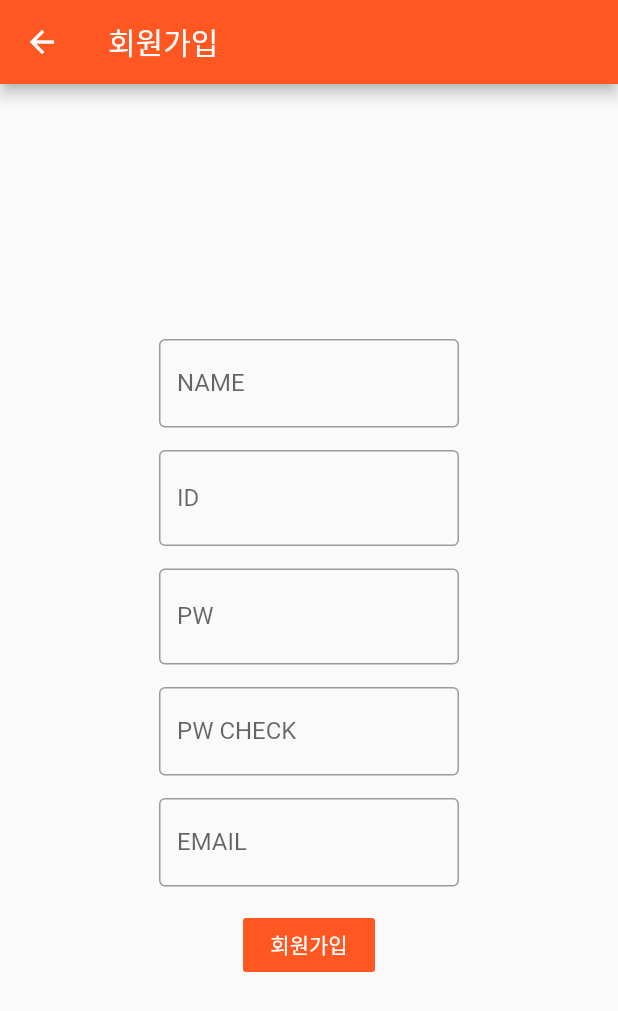
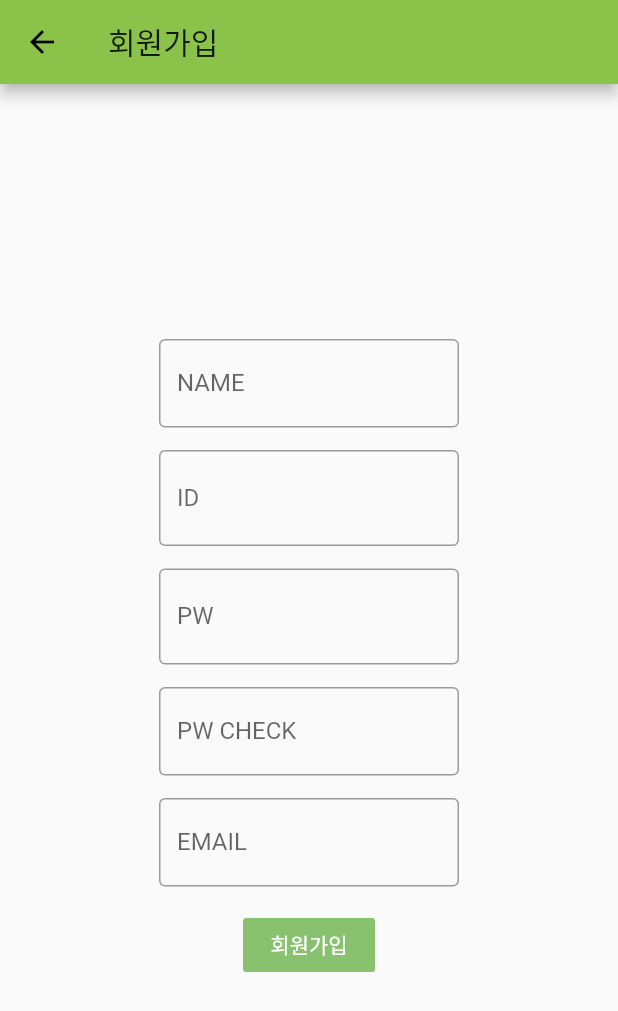
Before and after one commit to nhkiiim/jupgging, a Flutter app: the screen it shows after launch, after a tap on "회원가입", on a phone screen of 412 x 824 dp. Shown: the top 1011 px of the screen. Run offline on Flutter 3.47's test engine with Material 2 defaults, Android fonts, the phone set to English and light mode, and no system bars; our stand-ins replace firebase_database, firebase_storage, google_maps_flutter, image_picker, location, screenshot; accounts and stored records are empty.

Commit message:
Change UI color

```diff
--- a/lib/boardPage/personalBoard.dart
+++ b/lib/boardPage/personalBoard.dart
@@ -68,7 +68,7 @@ class _PersonalBoard extends State<PersonalBoard> {
       body: Container(
         child: Column(children: [
           Container(
-            color: Colors.deepOrange,
+            color: const Color(0xFF88C26F),
             width: MediaQuery.of(context).size.width,
             height: 200,
             child: Column(
@@ -127,10 +127,10 @@ class _PersonalBoard extends State<PersonalBoard> {
                       children: <Widget>[
                         Icon(
                           Icons.settings,
-                          color: Colors.deepOrange,
+                          color: const Color(0xFF88C26F)
                         ),
                         Text('  setting',
-                            style: TextStyle(color: Colors.deepOrange))
+                            style: TextStyle(color: const Color(0xFF6DAC56)))
                       ],
                       mainAxisAlignment: MainAxisAlignment.center,
                     ),
--- a/lib/boardPage/publicBoard.dart
+++ b/lib/boardPage/publicBoard.dart
@@ -19,7 +19,7 @@ class _PublicBoard extends State<PublicBoard>{
            Padding(
              padding: const EdgeInsets.fromLTRB(0,25,0,0),
              child: Container(
-               color:Colors.deepOrange,
+               color:const Color(0xFF88C26F),
                height:50,
                child: Row(
                    children: [
--- a/lib/components/intro.dart
+++ b/lib/components/intro.dart
@@ -39,7 +39,7 @@ class _IntroPage extends State<IntroPage> {
                   style: TextStyle(
                       fontFamily: 'Pacifico',
                       fontSize: 40,
-                      color: Colors.deepOrange)),
+                      color: const Color(0xFF88C26F))),
             ],
           ),
         ),
--- a/lib/main.dart
+++ b/lib/main.dart
@@ -35,7 +35,7 @@ class MyApp extends StatelessWidget {
       child: MaterialApp(
           title: 'Flutter Demo',
           theme: ThemeData(
-            primarySwatch: Colors.deepOrange,
+            primarySwatch: Colors.lightGreen,
           ),
           initialRoute: '/intro',
           routes: {
--- a/lib/userPage/login.dart
+++ b/lib/userPage/login.dart
@@ -72,7 +72,7 @@ class _LoginPage extends State<LoginPage> with SingleTickerProviderStateMixin {
                   },
                   child: Icon(
                     Icons.account_circle_rounded,
-                    color: Colors.deepOrangeAccent,
+                    color: const Color(0xFF88C26F),
                     size: 80,
                   ),
                 ),
@@ -80,11 +80,12 @@ class _LoginPage extends State<LoginPage> with SingleTickerProviderStateMixin {
                   height: 100,
                   child: Center(
                     child: Text(
-                      'Jubgging',
+                      'Jupgging',
                       style: TextStyle(
                           fontFamily: 'Pacifico',
                           fontSize: 30,
-                          color: Colors.deepOrange),
+                          color:const Color(0xFF88C26F)
+                      ),
                     ),
                   ),
                 ),
--- a/lib/userPage/signPage.dart
+++ b/lib/userPage/signPage.dart
@@ -144,7 +144,7 @@ class _SignPage extends State<SignPage> {
                     '회원가입',
                     style: TextStyle(color: Colors.white),
                   ),
-                  color: Colors.deepOrange,
+                  color: const Color(0xFF88C26F),
                 )
               ],
               mainAxisAlignment: MainAxisAlignment.center,
```
